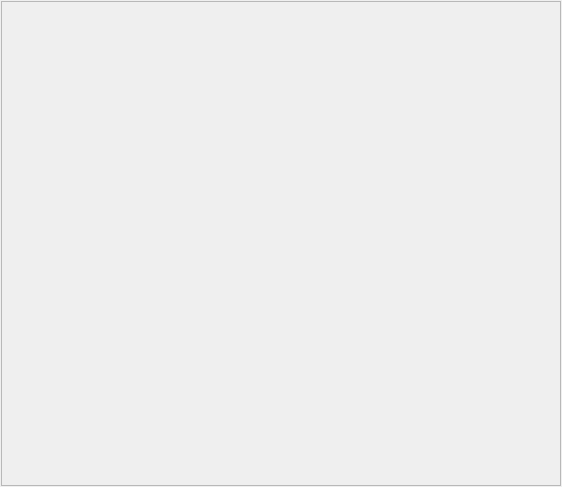
Old version of the form editor/ui/Overview.ui in the repository cc-archive/pootle.
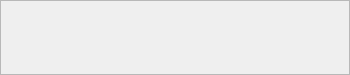
New version of the form.

What changed in the file:
```diff
--- a/editor/ui/Overview.ui
+++ b/editor/ui/Overview.ui
@@ -8,8 +8,8 @@
    <rect>
     <x>0</x>
     <y>0</y>
-    <width>562</width>
-    <height>487</height>
+    <width>350</width>
+    <height>75</height>
    </rect>
   </property>
   <property name="sizePolicy" >
@@ -20,15 +20,18 @@
     <verstretch>0</verstretch>
    </sizepolicy>
   </property>
-  <property name="contextMenuPolicy" >
-   <enum>Qt::DefaultContextMenu</enum>
+  <property name="minimumSize" >
+   <size>
+    <width>350</width>
+    <height>75</height>
+   </size>
   </property>
   <property name="windowTitle" >
    <string>Form</string>
   </property>
   <layout class="QGridLayout" >
    <property name="margin" >
-    <number>1</number>
+    <number>0</number>
    </property>
    <property name="spacing" >
     <number>1</number>
@@ -38,6 +41,12 @@
      <property name="enabled" >
       <bool>false</bool>
      </property>
+     <property name="minimumSize" >
+      <size>
+       <width>0</width>
+       <height>0</height>
+      </size>
+     </property>
      <property name="tabKeyNavigation" >
       <bool>false</bool>
      </property>
```
Left out of the diff: 12 changed lines with no effect on the pictures.
